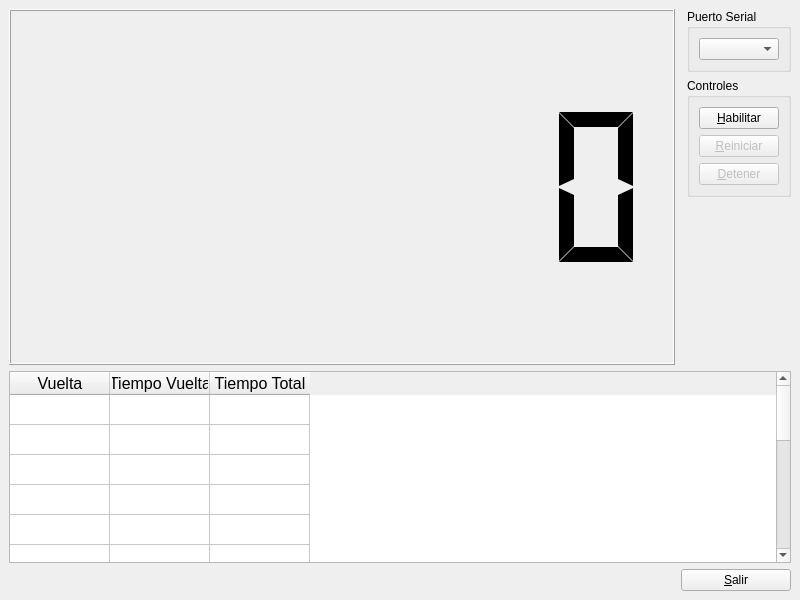
This is ui/mainwindow.ui in AngelTerrones/Cronometro-USBBOT as Qt 5 draws it before an edit. The edited form follows.
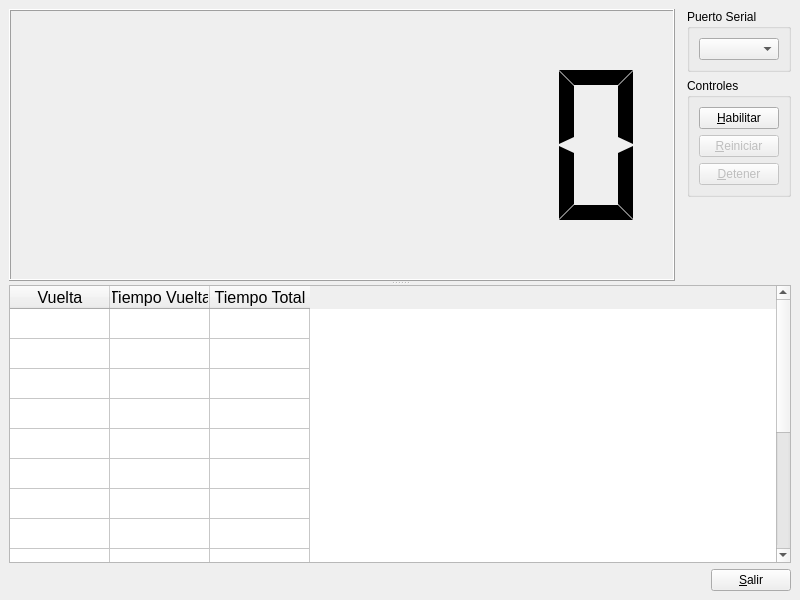
This is the edited form.

```diff
--- a/ui/mainwindow.ui
+++ b/ui/mainwindow.ui
@@ -17,69 +17,8 @@
    <string>Cronómetro</string>
   </property>
   <widget class="QWidget" name="centralwidget">
-   <layout class="QGridLayout" name="gridLayout_3">
-    <item row="5" column="1">
-     <widget class="QPushButton" name="pbSalir">
-      <property name="text">
-       <string>&amp;Salir</string>
-      </property>
-      <property name="shortcut">
-       <string>Ctrl+Q</string>
-      </property>
-     </widget>
-    </item>
-    <item row="4" column="0" colspan="2">
-     <widget class="QTableWidget" name="twTiempo">
-      <property name="sizePolicy">
-       <sizepolicy hsizetype="MinimumExpanding" vsizetype="Preferred">
-        <horstretch>0</horstretch>
-        <verstretch>0</verstretch>
-       </sizepolicy>
-      </property>
-      <property name="font">
-       <font>
-        <pointsize>12</pointsize>
-       </font>
-      </property>
-      <property name="rowCount">
-       <number>15</number>
-      </property>
-      <attribute name="verticalHeaderVisible">
-       <bool>false</bool>
-      </attribute>
-      <row/>
-      <row/>
-      <row/>
-      <row/>
-      <row/>
-      <row/>
-      <row/>
-      <row/>
-      <row/>
-      <row/>
-      <row/>
-      <row/>
-      <row/>
-      <row/>
-      <row/>
-      <column>
-       <property name="text">
-        <string>Vuelta</string>
-       </property>
-      </column>
-      <column>
-       <property name="text">
-        <string>Tiempo Vuelta</string>
-       </property>
-      </column>
-      <column>
-       <property name="text">
-        <string>Tiempo Total</string>
-       </property>
-      </column>
-     </widget>
-    </item>
-    <item row="5" column="0">
+   <layout class="QGridLayout" name="gridLayout_4">
+    <item row="1" column="0">
      <spacer name="horizontalSpacer">
       <property name="orientation">
        <enum>Qt::Horizontal</enum>
@@ -92,6 +31,42 @@
       </property>
      </spacer>
     </item>
+    <item row="1" column="1">
+     <widget class="QPushButton" name="pbSalir">
+      <property name="text">
+       <string>&amp;Salir</string>
+      </property>
+      <property name="shortcut">
+       <string>Ctrl+Q</string>
+      </property>
+     </widget>
+    </item>
+    <item row="0" column="0" colspan="2">
+     <widget class="QSplitter" name="splitter">
+      <property name="orientation">
+       <enum>Qt::Vertical</enum>
+      </property>
+      <widget class="QWidget" name="">
+       <layout class="QGridLayout" name="gridLayout_3">
+        <item row="0" column="0">
+         <widget class="QLCDNumber" name="lcdTime">
+          <property name="sizePolicy">
+           <sizepolicy hsizetype="Expanding" vsizetype="Expanding">
+            <horstretch>0</horstretch>
+            <verstretch>0</verstretch>
+           </sizepolicy>
+          </property>
+          <property name="smallDecimalPoint">
+           <bool>true</bool>
+          </property>
+          <property name="digitCount">
+           <number>6</number>
+          </property>
+          <property name="segmentStyle">
+           <enum>QLCDNumber::Flat</enum>
+          </property>
+         </widget>
+        </item>
     <item row="0" column="1">
      <layout class="QFormLayout" name="formLayout">
       <item row="0" column="1">
@@ -156,23 +131,57 @@
       </item>
      </layout>
     </item>
-    <item row="0" column="0">
-     <widget class="QLCDNumber" name="lcdTime">
+       </layout>
+      </widget>
+      <widget class="QTableWidget" name="twTiempo">
       <property name="sizePolicy">
-       <sizepolicy hsizetype="Expanding" vsizetype="Expanding">
+        <sizepolicy hsizetype="MinimumExpanding" vsizetype="Preferred">
         <horstretch>0</horstretch>
         <verstretch>0</verstretch>
        </sizepolicy>
       </property>
-      <property name="smallDecimalPoint">
-       <bool>true</bool>
-      </property>
-      <property name="digitCount">
-       <number>6</number>
-      </property>
-      <property name="segmentStyle">
-       <enum>QLCDNumber::Flat</enum>
-      </property>
+       <property name="font">
+        <font>
+         <pointsize>12</pointsize>
+        </font>
+       </property>
+       <property name="rowCount">
+        <number>15</number>
+       </property>
+       <attribute name="verticalHeaderVisible">
+        <bool>false</bool>
+       </attribute>
+       <row/>
+       <row/>
+       <row/>
+       <row/>
+       <row/>
+       <row/>
+       <row/>
+       <row/>
+       <row/>
+       <row/>
+       <row/>
+       <row/>
+       <row/>
+       <row/>
+       <row/>
+       <column>
+        <property name="text">
+         <string>Vuelta</string>
+        </property>
+       </column>
+       <column>
+        <property name="text">
+         <string>Tiempo Vuelta</string>
+        </property>
+       </column>
+       <column>
+        <property name="text">
+         <string>Tiempo Total</string>
+        </property>
+       </column>
+      </widget>
      </widget>
     </item>
    </layout>
```
Lines whose indentation alone changed are shown as unchanged.
